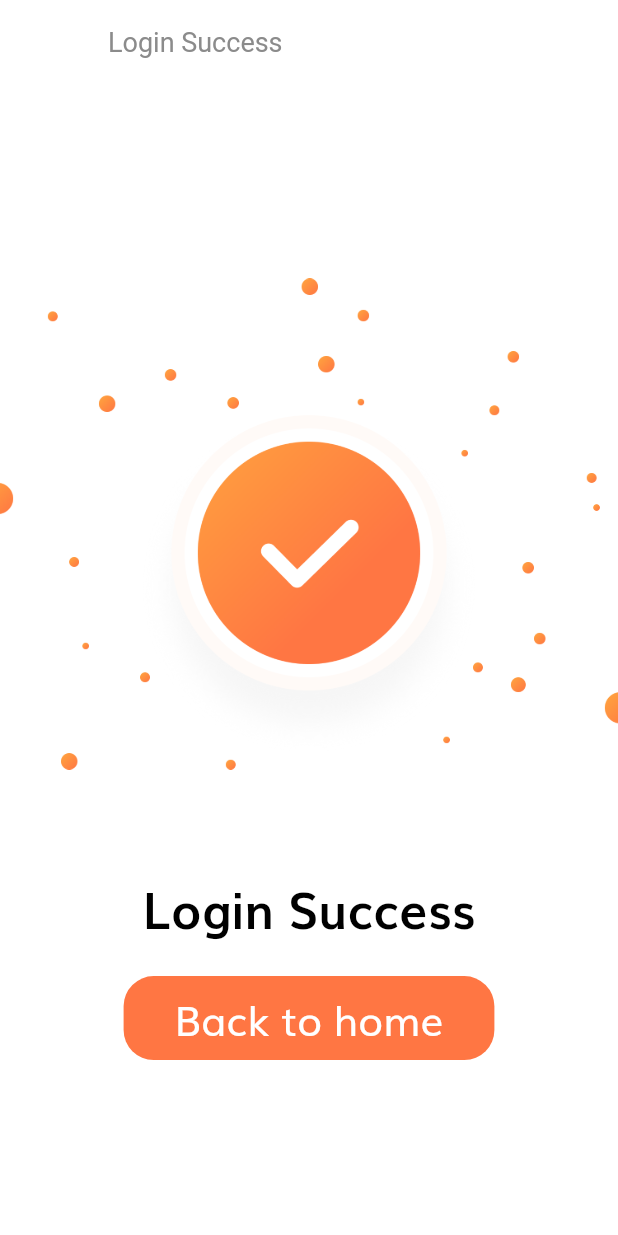
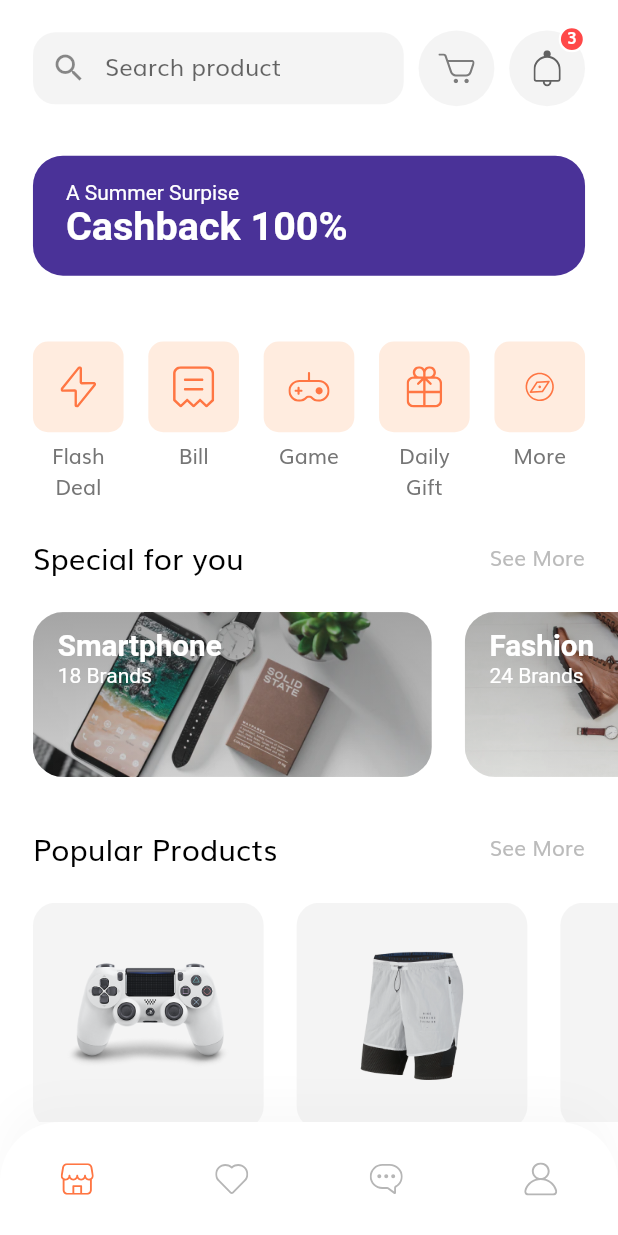
Before and after one commit to sun1211/commerce_app, a Flutter app: the LoginSuccessScreen screen opened by its route, after a tap on "Back to home", on a phone screen of 412 x 824 dp. Run offline on Flutter 3.47's test engine with Material 2 defaults, Android fonts, the phone set to English and light mode, and no system bars; our stand-ins replace flutter_svg.

Commit message:
add home layout

```diff
--- /dev/null
+++ b/lib/components/coustom_bottom_nav_bar.dart
@@ -0,0 +1,73 @@
+import 'package:commerce_app/constants.dart';
+import 'package:commerce_app/models/enums.dart';
+import 'package:commerce_app/screens/home/home_screen.dart';
+import 'package:flutter/material.dart';
+import 'package:flutter_svg/flutter_svg.dart';
+
+class CustomBottomNavBar extends StatelessWidget {
+  const CustomBottomNavBar({
+    Key key,
+    @required this.selectedMenu,
+  }) : super(key: key);
+
+  final MenuState selectedMenu;
+
+  @override
+  Widget build(BuildContext context) {
+    final Color inActiveIconColor = Color(0xFFB6B6B6);
+    return Container(
+      padding: EdgeInsets.symmetric(vertical: 14),
+      decoration: BoxDecoration(
+        color: Colors.white,
+        boxShadow: [
+          BoxShadow(
+            offset: Offset(0, -15),
+            blurRadius: 20,
+            color: Color(0xFFDADADA).withOpacity(0.15),
+          ),
+        ],
+        borderRadius: BorderRadius.only(
+          topLeft: Radius.circular(40),
+          topRight: Radius.circular(40),
+        ),
+      ),
+      child: SafeArea(
+          top: false,
+          child: Row(
+            mainAxisAlignment: MainAxisAlignment.spaceAround,
+            children: [
+              IconButton(
+                icon: SvgPicture.asset(
+                  "assets/icons/Shop Icon.svg",
+                  color: MenuState.home == selectedMenu
+                      ? kPrimaryColor
+                      : inActiveIconColor,
+                ),
+                onPressed: () =>
+                    Navigator.pushNamed(context, HomeScreen.routeName),
+              ),
+              IconButton(
+                icon: SvgPicture.asset("assets/icons/Heart Icon.svg"),
+                onPressed: () {},
+              ),
+              IconButton(
+                icon: SvgPicture.asset("assets/icons/Chat bubble Icon.svg"),
+                onPressed: () {},
+              ),
+              IconButton(
+                icon: SvgPicture.asset(
+                  "assets/icons/User Icon.svg",
+                  color: MenuState.profile == selectedMenu
+                      ? kPrimaryColor
+                      : inActiveIconColor,
+                ),
+                // onPressed: () => Navigator.pushNamed(
+                //   context,
+                //   ProfileScreen.routeName,
+                // ),
+              ),
+            ],
+          )),
+    );
+  }
+}
--- /dev/null
+++ b/lib/components/product_card.dart
@@ -0,0 +1,94 @@
+import 'package:commerce_app/models/Product.dart';
+import 'package:flutter/material.dart';
+import 'package:flutter_svg/flutter_svg.dart';
+
+import '../constants.dart';
+import '../size_config.dart';
+
+class ProductCard extends StatelessWidget {
+  const ProductCard({
+    Key key,
+    this.width = 140,
+    this.aspectRetio = 1.02,
+    @required this.product,
+  }) : super(key: key);
+
+  final double width, aspectRetio;
+  final Product product;
+
+  @override
+  Widget build(BuildContext context) {
+    return Padding(
+      padding: EdgeInsets.only(left: getProportionateScreenWidth(20)),
+      child: SizedBox(
+        width: getProportionateScreenWidth(width),
+        child: GestureDetector(
+          // onTap: () => Navigator.pushNamed(
+          //   context,
+          //   DetailsScreen.routeName,
+          //   arguments: ProductDetailsArguments(product: product),
+          // ),
+          child: Column(
+            crossAxisAlignment: CrossAxisAlignment.start,
+            children: [
+              AspectRatio(
+                aspectRatio: 1.02,
+                child: Container(
+                  padding: EdgeInsets.all(getProportionateScreenWidth(20)),
+                  decoration: BoxDecoration(
+                    color: kSecondaryColor.withOpacity(0.1),
+                    borderRadius: BorderRadius.circular(15),
+                  ),
+                  child: Hero(
+                    tag: product.id.toString(),
+                    child: Image.asset(product.images[0]),
+                  ),
+                ),
+              ),
+              const SizedBox(height: 10),
+              Text(
+                product.title,
+                style: TextStyle(color: Colors.black),
+                maxLines: 2,
+              ),
+              Row(
+                mainAxisAlignment: MainAxisAlignment.spaceBetween,
+                children: [
+                  Text(
+                    "\$${product.price}",
+                    style: TextStyle(
+                      fontSize: getProportionateScreenWidth(18),
+                      fontWeight: FontWeight.w600,
+                      color: kPrimaryColor,
+                    ),
+                  ),
+                  InkWell(
+                    borderRadius: BorderRadius.circular(50),
+                    onTap: () {},
+                    child: Container(
+                      padding: EdgeInsets.all(getProportionateScreenWidth(8)),
+                      height: getProportionateScreenWidth(28),
+                      width: getProportionateScreenWidth(28),
+                      decoration: BoxDecoration(
+                        color: product.isFavourite
+                            ? kPrimaryColor.withOpacity(0.15)
+                            : kSecondaryColor.withOpacity(0.1),
+                        shape: BoxShape.circle,
+                      ),
+                      child: SvgPicture.asset(
+                        "assets/icons/Heart Icon_2.svg",
+                        color: product.isFavourite
+                            ? Color(0xFFFF4848)
+                            : Color(0xFFDBDEE4),
+                      ),
+                    ),
+                  ),
+                ],
+              )
+            ],
+          ),
+        ),
+      ),
+    );
+  }
+}
--- /dev/null
+++ b/lib/models/enums.dart
@@ -0,0 +1 @@
+enum MenuState { home, favourite, message, profile }
--- a/lib/routes.dart
+++ b/lib/routes.dart
@@ -1,5 +1,6 @@
 import 'package:commerce_app/screens/complete_profile/complete_profile_screen.dart';
 import 'package:commerce_app/screens/forgot_password/forgot_password_screen.dart';
+import 'package:commerce_app/screens/home/home_screen.dart';
 import 'package:commerce_app/screens/login_success/login_success_screen.dart';
 import 'package:commerce_app/screens/otp/otp_screen.dart';
 import 'package:commerce_app/screens/sign_in/sign_in_screen.dart';
@@ -17,4 +18,5 @@ final Map<String, WidgetBuilder> routes = {
   SignUpScreen.routeName: (context) => SignUpScreen(),
   CompleteProfileScreen.routeName: (context) => CompleteProfileScreen(),
   OtpScreen.routeName: (context) => OtpScreen(),
+  HomeScreen.routeName: (context) => HomeScreen(),
 };
--- /dev/null
+++ b/lib/screens/home/components/body.dart
@@ -0,0 +1,33 @@
+import 'package:commerce_app/screens/home/components/categories.dart';
+import 'package:commerce_app/screens/home/components/discount_banner.dart';
+import 'package:commerce_app/screens/home/components/popular_product.dart';
+import 'package:commerce_app/screens/home/components/special_offers.dart';
+import 'package:commerce_app/size_config.dart';
+import 'package:flutter/material.dart';
+
+import 'home_header.dart';
+
+class Body extends StatelessWidget {
+  const Body({Key key}) : super(key: key);
+
+  @override
+  Widget build(BuildContext context) {
+    return SafeArea(
+      child: SingleChildScrollView(
+        child: Column(
+          children: [
+            SizedBox(height: getProportionateScreenHeight(20)),
+            HomeHeader(),
+            SizedBox(height: getProportionateScreenWidth(10)),
+            DiscountBanner(),
+            Categories(),
+            SpecialOffers(),
+            SizedBox(height: getProportionateScreenWidth(30)),
+            PopularProducts(),
+            SizedBox(height: getProportionateScreenWidth(30)),
+          ],
+        ),
+      ),
+    );
+  }
+}
--- /dev/null
+++ b/lib/screens/home/components/categories.dart
@@ -0,0 +1,69 @@
+import 'package:commerce_app/size_config.dart';
+import 'package:flutter/material.dart';
+import 'package:flutter_svg/flutter_svg.dart';
+
+class Categories extends StatelessWidget {
+  @override
+  Widget build(BuildContext context) {
+    List<Map<String, dynamic>> categories = [
+      {"icon": "assets/icons/Flash Icon.svg", "text": "Flash Deal"},
+      {"icon": "assets/icons/Bill Icon.svg", "text": "Bill"},
+      {"icon": "assets/icons/Game Icon.svg", "text": "Game"},
+      {"icon": "assets/icons/Gift Icon.svg", "text": "Daily Gift"},
+      {"icon": "assets/icons/Discover.svg", "text": "More"},
+    ];
+    return Padding(
+      padding: EdgeInsets.all(getProportionateScreenWidth(20)),
+      child: Row(
+        mainAxisAlignment: MainAxisAlignment.spaceBetween,
+        crossAxisAlignment: CrossAxisAlignment.start,
+        children: List.generate(
+          categories.length,
+          (index) => CategoryCard(
+            icon: categories[index]["icon"],
+            text: categories[index]["text"],
+            press: () {},
+          ),
+        ),
+      ),
+    );
+  }
+}
+
+class CategoryCard extends StatelessWidget {
+  const CategoryCard({
+    Key key,
+    @required this.icon,
+    @required this.text,
+    @required this.press,
+  }) : super(key: key);
+
+  final String icon, text;
+  final GestureTapCallback press;
+
+  @override
+  Widget build(BuildContext context) {
+    return GestureDetector(
+      onTap: press,
+      child: SizedBox(
+        width: getProportionateScreenWidth(55),
+        child: Column(
+          children: [
+            Container(
+              padding: EdgeInsets.all(getProportionateScreenWidth(15)),
+              height: getProportionateScreenWidth(55),
+              width: getProportionateScreenWidth(55),
+              decoration: BoxDecoration(
+                color: Color(0xFFFFECDF),
+                borderRadius: BorderRadius.circular(10),
+              ),
+              child: SvgPicture.asset(icon),
+            ),
+            SizedBox(height: 5),
+            Text(text, textAlign: TextAlign.center)
+          ],
+        ),
+      ),
+    );
+  }
+}
--- /dev/null
+++ b/lib/screens/home/components/discount_banner.dart
@@ -0,0 +1,40 @@
+import 'package:commerce_app/size_config.dart';
+import 'package:flutter/material.dart';
+
+class DiscountBanner extends StatelessWidget {
+  const DiscountBanner({
+    Key key,
+  }) : super(key: key);
+
+  @override
+  Widget build(BuildContext context) {
+    return Container(
+      // height: 90,
+      width: double.infinity,
+      margin: EdgeInsets.all(getProportionateScreenWidth(20)),
+      padding: EdgeInsets.symmetric(
+        horizontal: getProportionateScreenWidth(20),
+        vertical: getProportionateScreenWidth(15),
+      ),
+      decoration: BoxDecoration(
+        color: Color(0xFF4A3298),
+        borderRadius: BorderRadius.circular(20),
+      ),
+      child: Text.rich(
+        TextSpan(
+          style: TextStyle(color: Colors.white),
+          children: [
+            TextSpan(text: "A Summer Surpise\n"),
+            TextSpan(
+              text: "Cashback 100%",
+              style: TextStyle(
+                fontSize: getProportionateScreenWidth(24),
+                fontWeight: FontWeight.bold,
+              ),
+            ),
+          ],
+        ),
+      ),
+    );
+  }
+}
--- /dev/null
+++ b/lib/screens/home/components/home_header.dart
@@ -0,0 +1,36 @@
+import 'package:commerce_app/size_config.dart';
+import 'package:flutter/material.dart';
+import 'icon_btn_with_counter.dart';
+import 'search_field.dart';
+
+class HomeHeader extends StatelessWidget {
+  const HomeHeader({
+    Key key,
+  }) : super(key: key);
+
+  @override
+  Widget build(BuildContext context) {
+    return Padding(
+      padding:
+          EdgeInsets.symmetric(horizontal: getProportionateScreenWidth(20)),
+      child: Row(
+        mainAxisAlignment: MainAxisAlignment.spaceBetween,
+        children: [
+          SearchField(),
+          IconBtnWithCounter(
+            svgSrc: "assets/icons/Cart Icon.svg",
+            // press: () => Navigator.pushNamed(
+            // context,
+            // CartScreen.routeName,
+            // ),
+          ),
+          IconBtnWithCounter(
+            svgSrc: "assets/icons/Bell.svg",
+            numOfitem: 3,
+            press: () {},
+          ),
+        ],
+      ),
+    );
+  }
+}
--- /dev/null
+++ b/lib/screens/home/components/icon_btn_with_counter.dart
@@ -0,0 +1,65 @@
+import 'package:commerce_app/constants.dart';
+import 'package:commerce_app/size_config.dart';
+import 'package:flutter/material.dart';
+import 'package:flutter_svg/flutter_svg.dart';
+
+class IconBtnWithCounter extends StatelessWidget {
+  const IconBtnWithCounter({
+    Key key,
+    @required this.svgSrc,
+    this.numOfitem = 0,
+    @required this.press,
+  }) : super(key: key);
+
+  final String svgSrc;
+  final int numOfitem;
+  final GestureTapCallback press;
+
+  @override
+  Widget build(BuildContext context) {
+    return InkWell(
+      borderRadius: BorderRadius.circular(100),
+      onTap: press,
+      child: Stack(
+        clipBehavior: Clip.none,
+        children: [
+          Container(
+            padding: EdgeInsets.all(getProportionateScreenWidth(12)),
+            height: getProportionateScreenWidth(46),
+            width: getProportionateScreenWidth(46),
+            decoration: BoxDecoration(
+              color: kSecondaryColor.withOpacity(0.1),
+              shape: BoxShape.circle,
+            ),
+            child: SvgPicture.asset(svgSrc),
+          ),
+          if (numOfitem != 0)
+            Positioned(
+              top: -3,
+              right: 0,
+              child: Container(
+                height: getProportionateScreenWidth(16),
+                width: getProportionateScreenWidth(16),
+                decoration: BoxDecoration(
+                  color: Color(0xFFFF4848),
+                  shape: BoxShape.circle,
+                  border: Border.all(width: 1.5, color: Colors.white),
+                ),
+                child: Center(
+                  child: Text(
+                    "$numOfitem",
+                    style: TextStyle(
+                      fontSize: getProportionateScreenWidth(10),
+                      height: 1,
+                      fontWeight: FontWeight.w600,
+                      color: Colors.white,
+                    ),
+                  ),
+                ),
+              ),
+            )
+        ],
+      ),
+    );
+  }
+}
--- /dev/null
+++ b/lib/screens/home/components/popular_product.dart
@@ -0,0 +1,39 @@
+import 'package:commerce_app/components/product_card.dart';
+import 'package:commerce_app/models/Product.dart';
+import 'package:commerce_app/size_config.dart';
+import 'package:flutter/material.dart';
+import 'section_title.dart';
+
+class PopularProducts extends StatelessWidget {
+  @override
+  Widget build(BuildContext context) {
+    return Column(
+      children: [
+        Padding(
+          padding:
+              EdgeInsets.symmetric(horizontal: getProportionateScreenWidth(20)),
+          child: SectionTitle(title: "Popular Products", press: () {}),
+        ),
+        SizedBox(height: getProportionateScreenWidth(20)),
+        SingleChildScrollView(
+          scrollDirection: Axis.horizontal,
+          child: Row(
+            children: [
+              ...List.generate(
+                demoProducts.length,
+                (index) {
+                  if (demoProducts[index].isPopular)
+                    return ProductCard(product: demoProducts[index]);
+
+                  return SizedBox
+                      .shrink(); // here by default width and height is 0
+                },
+              ),
+              SizedBox(width: getProportionateScreenWidth(20)),
+            ],
+          ),
+        )
+      ],
+    );
+  }
+}
--- /dev/null
+++ b/lib/screens/home/components/search_field.dart
@@ -0,0 +1,32 @@
+import 'package:commerce_app/constants.dart';
+import 'package:commerce_app/size_config.dart';
+import 'package:flutter/material.dart';
+
+class SearchField extends StatelessWidget {
+  const SearchField({
+    Key key,
+  }) : super(key: key);
+
+  @override
+  Widget build(BuildContext context) {
+    return Container(
+      width: SizeConfig.screenWidth * 0.6,
+      decoration: BoxDecoration(
+        color: kSecondaryColor.withOpacity(0.1),
+        borderRadius: BorderRadius.circular(15),
+      ),
+      child: TextField(
+        onChanged: (value) => print(value),
+        decoration: InputDecoration(
+            contentPadding: EdgeInsets.symmetric(
+                horizontal: getProportionateScreenWidth(20),
+                vertical: getProportionateScreenWidth(9)),
+            border: InputBorder.none,
+            focusedBorder: InputBorder.none,
+            enabledBorder: InputBorder.none,
+            hintText: "Search product",
+            prefixIcon: Icon(Icons.search)),
+      ),
+    );
+  }
+}
--- /dev/null
+++ b/lib/screens/home/components/section_title.dart
@@ -0,0 +1,36 @@
+import 'package:commerce_app/size_config.dart';
+import 'package:flutter/material.dart';
+
+class SectionTitle extends StatelessWidget {
+  const SectionTitle({
+    Key key,
+    @required this.title,
+    @required this.press,
+  }) : super(key: key);
+
+  final String title;
+  final GestureTapCallback press;
+
+  @override
+  Widget build(BuildContext context) {
+    return Row(
+      mainAxisAlignment: MainAxisAlignment.spaceBetween,
+      children: [
+        Text(
+          title,
+          style: TextStyle(
+            fontSize: getProportionateScreenWidth(18),
+            color: Colors.black,
+          ),
+        ),
+        GestureDetector(
+          onTap: press,
+          child: Text(
+            "See More",
+            style: TextStyle(color: Color(0xFFBBBBBB)),
+          ),
+        ),
+      ],
+    );
+  }
+}
--- /dev/null
+++ b/lib/screens/home/components/special_offers.dart
@@ -0,0 +1,119 @@
+import 'package:commerce_app/size_config.dart';
+import 'package:flutter/material.dart';
+
+import 'section_title.dart';
+
+class SpecialOffers extends StatelessWidget {
+  const SpecialOffers({
+    Key key,
+  }) : super(key: key);
+
+  @override
+  Widget build(BuildContext context) {
+    return Column(
+      children: [
+        Padding(
+          padding:
+              EdgeInsets.symmetric(horizontal: getProportionateScreenWidth(20)),
+          child: SectionTitle(
+            title: "Special for you",
+            press: () {},
+          ),
+        ),
+        SizedBox(height: getProportionateScreenWidth(20)),
+        SingleChildScrollView(
+          scrollDirection: Axis.horizontal,
+          child: Row(
+            children: [
+              SpecialOfferCard(
+                image: "assets/images/Image Banner 2.png",
+                category: "Smartphone",
+                numOfBrands: 18,
+                press: () {},
+              ),
+              SpecialOfferCard(
+                image: "assets/images/Image Banner 3.png",
+                category: "Fashion",
+                numOfBrands: 24,
+                press: () {},
+              ),
+              SizedBox(width: getProportionateScreenWidth(20)),
+            ],
+          ),
+        ),
+      ],
+    );
+  }
+}
+
+class SpecialOfferCard extends StatelessWidget {
+  const SpecialOfferCard({
+    Key key,
+    @required this.category,
+    @required this.image,
+    @required this.numOfBrands,
+    @required this.press,
+  }) : super(key: key);
+
+  final String category, image;
+  final int numOfBrands;
+  final GestureTapCallback press;
+
+  @override
+  Widget build(BuildContext context) {
+    return Padding(
+      padding: EdgeInsets.only(left: getProportionateScreenWidth(20)),
+      child: GestureDetector(
+        onTap: press,
+        child: SizedBox(
+          width: getProportionateScreenWidth(242),
+          height: getProportionateScreenWidth(100),
+          child: ClipRRect(
+            borderRadius: BorderRadius.circular(20),
+            child: Stack(
+              children: [
+                Image.asset(
+                  image,
+                  fit: BoxFit.cover,
+                ),
+                Container(
+                  decoration: BoxDecoration(
+                    gradient: LinearGradient(
+                      begin: Alignment.topCenter,
+                      end: Alignment.bottomCenter,
+                      colors: [
+                        Color(0xFF343434).withOpacity(0.4),
+                        Color(0xFF343434).withOpacity(0.15),
+                      ],
+                    ),
+                  ),
+                ),
+                Padding(
+                  padding: EdgeInsets.symmetric(
+                    horizontal: getProportionateScreenWidth(15.0),
+                    vertical: getProportionateScreenWidth(10),
+                  ),
+                  child: Text.rich(
+                    TextSpan(
+                      style: TextStyle(color: Colors.white),
+                      children: [
+                        TextSpan(
+                          text: "$category\n",
+                          style: TextStyle(
+                            fontSize: getProportionateScreenWidth(18),
+                            fontWeight: FontWeight.bold,
+                          ),
+                        ),
+                        TextSpan(text: "$numOfBrands Brands")
+                      ],
+                    ),
+                  ),
+                ),
+              ],
+            ),
+          ),
+        ),
+      ),
+    );
+  }
+}
--- /dev/null
+++ b/lib/screens/home/home_screen.dart
@@ -0,0 +1,16 @@
+import 'package:commerce_app/components/coustom_bottom_nav_bar.dart';
+import 'package:commerce_app/models/enums.dart';
+import 'package:flutter/material.dart';
+
+import 'components/body.dart';
+
+class HomeScreen extends StatelessWidget {
+  static String routeName = "/home";
+  @override
+  Widget build(BuildContext context) {
+    return Scaffold(
+      body: Body(),
+      bottomNavigationBar: CustomBottomNavBar(selectedMenu: MenuState.home),
+    );
+  }
+}
--- a/lib/screens/login_success/components/body.dart
+++ b/lib/screens/login_success/components/body.dart
@@ -1,4 +1,5 @@
 import 'package:commerce_app/components/default_button.dart';
+import 'package:commerce_app/screens/home/home_screen.dart';
 import 'package:commerce_app/size_config.dart';
 import 'package:flutter/material.dart';
 
@@ -32,7 +33,7 @@ class Body extends StatelessWidget {
                   child: DefaultButton(
                     text: "Back to home",
                     press: () {
-                      // Navigator.pushNamed(context, HomeScreen.routeName);
+                      Navigator.pushNamed(context, HomeScreen.routeName);
                     },
                   ),
                 ),
```
Also changed, not shown: 2 other files.
